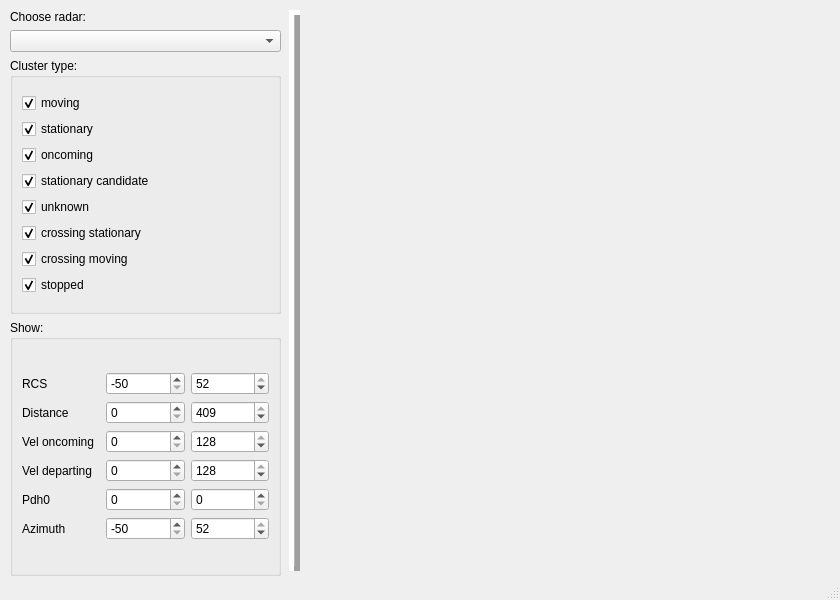
First picture: the form in displaydata.ui, repository anatoltrush/RadarVisual, before the edit.
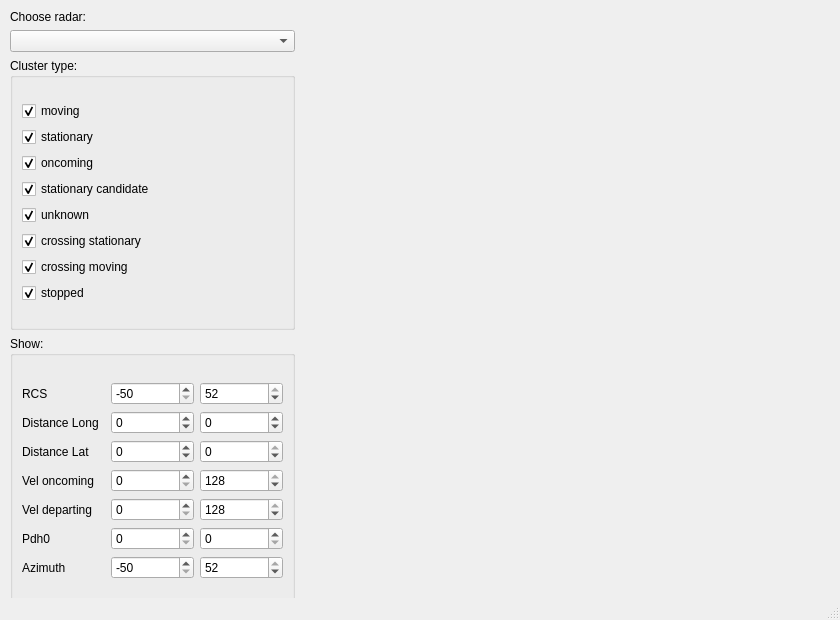
Second picture: the form after the edit. Custom widgets are drawn as their Qt base class.

What changed in the file:
```diff
--- a/displaydata.ui
+++ b/displaydata.ui
@@ -7,7 +7,7 @@
     <x>0</x>
     <y>0</y>
     <width>840</width>
-    <height>600</height>
+    <height>620</height>
    </rect>
   </property>
   <property name="windowTitle">
@@ -17,42 +17,20 @@
    <widget class="VisualGL" name="displayWidget" native="true">
     <property name="geometry">
      <rect>
-      <x>310</x>
+      <x>304</x>
       <y>10</y>
       <width>520</width>
       <height>520</height>
      </rect>
     </property>
    </widget>
-   <widget class="Line" name="line">
-    <property name="geometry">
-     <rect>
-      <x>284</x>
-      <y>10</y>
-      <width>21</width>
-      <height>561</height>
-     </rect>
-    </property>
-    <property name="frameShadow">
-     <enum>QFrame::Raised</enum>
-    </property>
-    <property name="lineWidth">
-     <number>5</number>
-    </property>
-    <property name="midLineWidth">
-     <number>1</number>
-    </property>
-    <property name="orientation">
-     <enum>Qt::Vertical</enum>
-    </property>
-   </widget>
    <widget class="QWidget" name="layoutWidget">
     <property name="geometry">
      <rect>
       <x>10</x>
       <y>10</y>
-      <width>271</width>
-      <height>566</height>
+      <width>285</width>
+      <height>598</height>
      </rect>
     </property>
     <layout class="QVBoxLayout" name="verticalLayout_3">
@@ -179,56 +157,16 @@
        <layout class="QGridLayout" name="gridLayout_4">
         <item row="0" column="0">
          <layout class="QGridLayout" name="gridLayout">
-          <item row="3" column="0">
-           <widget class="QLabel" name="lDisplayVelDep">
-            <property name="text">
-             <string>Vel departing</string>
-            </property>
-           </widget>
-          </item>
-          <item row="1" column="0">
-           <widget class="QLabel" name="lDisplayDist">
-            <property name="text">
-             <string>Distance</string>
-            </property>
-           </widget>
-          </item>
-          <item row="1" column="2">
-           <widget class="QSpinBox" name="sBDistMax">
+          <item row="3" column="2">
+           <widget class="QSpinBox" name="sBVelOnMax">
             <property name="maximum">
-             <number>409</number>
+             <number>128</number>
             </property>
             <property name="value">
-             <number>409</number>
+             <number>128</number>
             </property>
            </widget>
           </item>
-          <item row="0" column="1">
-           <widget class="QSpinBox" name="sBRcsMin">
-            <property name="minimum">
-             <number>-50</number>
-            </property>
-            <property name="maximum">
-             <number>52</number>
-            </property>
-            <property name="value">
-             <number>-50</number>
-            </property>
-           </widget>
-          </item>
-          <item row="4" column="2">
-           <widget class="QSpinBox" name="sBPdh0Max"/>
-          </item>
-          <item row="1" column="1">
-           <widget class="QSpinBox" name="sBDistMin">
-            <property name="maximum">
-             <number>409</number>
-            </property>
-           </widget>
-          </item>
-          <item row="4" column="1">
-           <widget class="QSpinBox" name="sBPdh0Min"/>
-          </item>
           <item row="0" column="2">
            <widget class="QSpinBox" name="sBRcsMax">
             <property name="minimum">
@@ -242,27 +180,10 @@
             </property>
            </widget>
           </item>
-          <item row="3" column="1">
-           <widget class="QSpinBox" name="sBVelDepMin">
-            <property name="maximum">
-             <number>128</number>
-            </property>
-           </widget>
-          </item>
-          <item row="2" column="0">
-           <widget class="QLabel" name="lDisplayVelOn">
+          <item row="4" column="0">
+           <widget class="QLabel" name="lDisplayVelDep">
             <property name="text">
-             <string>Vel oncoming</string>
-            </property>
-           </widget>
-          </item>
-          <item row="3" column="2">
-           <widget class="QSpinBox" name="sBVelDepMax">
-            <property name="maximum">
-             <number>128</number>
-            </property>
-            <property name="value">
-             <number>128</number>
+             <string>Vel departing</string>
             </property>
            </widget>
           </item>
@@ -273,14 +194,27 @@
             </property>
            </widget>
           </item>
-          <item row="4" column="0">
-           <widget class="QLabel" name="lDisplayPdh0">
-            <property name="text">
-             <string>Pdh0</string>
-            </property>
-           </widget>
-          </item>
           <item row="2" column="1">
+           <widget class="QSpinBox" name="sBDistMin">
+            <property name="minimum">
+             <number>-99999</number>
+            </property>
+            <property name="maximum">
+             <number>409</number>
+            </property>
+           </widget>
+          </item>
+          <item row="4" column="2">
+           <widget class="QSpinBox" name="sBVelDepMax">
+            <property name="maximum">
+             <number>128</number>
+            </property>
+            <property name="value">
+             <number>128</number>
+            </property>
+           </widget>
+          </item>
+          <item row="3" column="1">
            <widget class="QSpinBox" name="sBVelOnMin">
             <property name="sizePolicy">
              <sizepolicy hsizetype="Minimum" vsizetype="Fixed">
@@ -293,24 +227,38 @@
             </property>
            </widget>
           </item>
-          <item row="2" column="2">
-           <widget class="QSpinBox" name="sBVelOnMax">
-            <property name="maximum">
-             <number>128</number>
+          <item row="2" column="0">
+           <widget class="QLabel" name="lDisplayDistLat">
+            <property name="text">
+             <string>Distance Lat</string>
             </property>
-            <property name="value">
+           </widget>
+          </item>
+          <item row="4" column="1">
+           <widget class="QSpinBox" name="sBVelDepMin">
+            <property name="maximum">
              <number>128</number>
             </property>
            </widget>
           </item>
           <item row="5" column="0">
-           <widget class="QLabel" name="lAzimuth">
+           <widget class="QLabel" name="lDisplayPdh0">
             <property name="text">
-             <string>Azimuth</string>
+             <string>Pdh0</string>
+            </property>
+           </widget>
+          </item>
+          <item row="3" column="0">
+           <widget class="QLabel" name="lDisplayVelOn">
+            <property name="text">
+             <string>Vel oncoming</string>
             </property>
            </widget>
           </item>
           <item row="5" column="1">
+           <widget class="QSpinBox" name="sBPdh0Min"/>
+          </item>
+          <item row="6" column="1">
            <widget class="QSpinBox" name="sBAzMin">
             <property name="minimum">
              <number>-50</number>
@@ -323,7 +271,7 @@
             </property>
            </widget>
           </item>
-          <item row="5" column="2">
+          <item row="6" column="2">
            <widget class="QSpinBox" name="sBAzMax">
             <property name="minimum">
              <number>-50</number>
@@ -336,6 +284,66 @@
             </property>
            </widget>
           </item>
+          <item row="0" column="1">
+           <widget class="QSpinBox" name="sBRcsMin">
+            <property name="minimum">
+             <number>-50</number>
+            </property>
+            <property name="maximum">
+             <number>52</number>
+            </property>
+            <property name="value">
+             <number>-50</number>
+            </property>
+           </widget>
+          </item>
+          <item row="5" column="2">
+           <widget class="QSpinBox" name="sBPdh0Max"/>
+          </item>
+          <item row="6" column="0">
+           <widget class="QLabel" name="lAzimuth">
+            <property name="text">
+             <string>Azimuth</string>
+            </property>
+           </widget>
+          </item>
+          <item row="2" column="2">
+           <widget class="QSpinBox" name="sBDistMax">
+            <property name="minimum">
+             <number>-99999</number>
+            </property>
+            <property name="maximum">
+             <number>0</number>
+            </property>
+            <property name="value">
+             <number>0</number>
+            </property>
+           </widget>
+          </item>
+          <item row="1" column="0">
+           <widget class="QLabel" name="lDisplayDistLong">
+            <property name="text">
+             <string>Distance Long</string>
+            </property>
+           </widget>
+          </item>
+          <item row="1" column="1">
+           <widget class="QSpinBox" name="spinBox">
+            <property name="minimum">
+             <number>-99999</number>
+            </property>
+            <property name="maximum">
+             <number>99999</number>
+            </property>
+           </widget>
+          </item>
+          <item row="1" column="2">
+           <widget class="QSpinBox" name="spinBox_2">
+            <property name="minimum">
+             <number>-99999</number>
+            </property>
+           </widget>
+          </item>
          </layout>
         </item>
        </layout>
```
Left out of the diff: 2 changed lines with no effect on the pictures.
